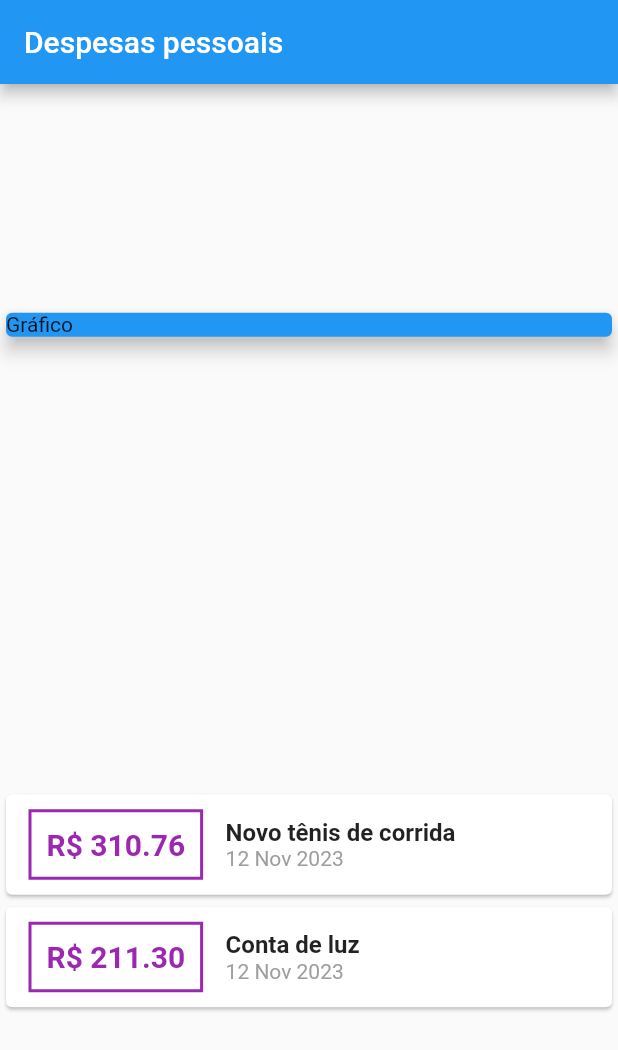
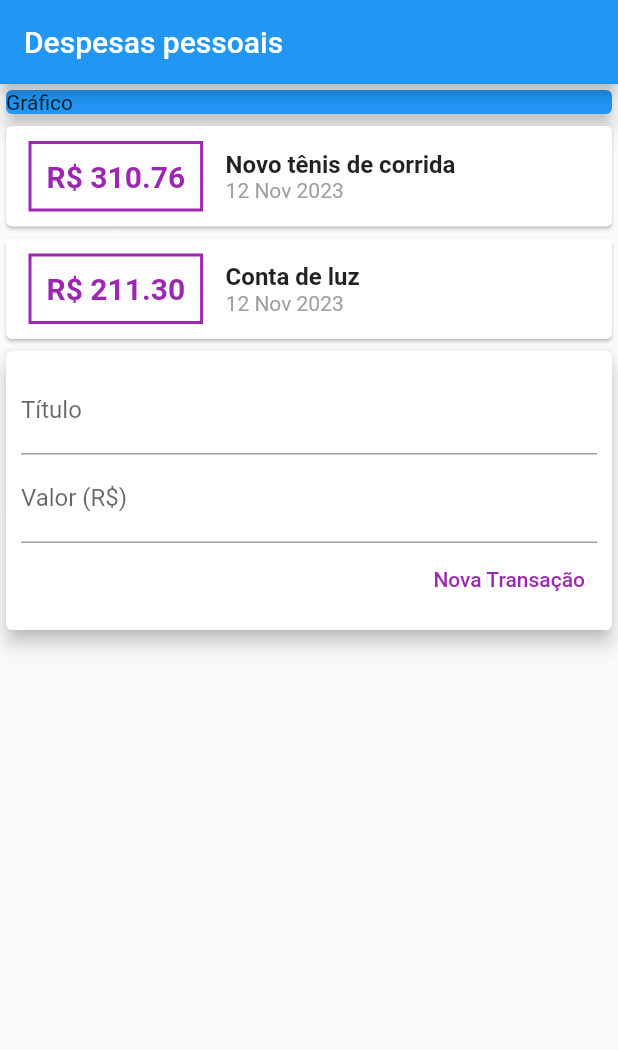
Before and after one commit to pedrocmoreira/app_despesas, a Flutter app: the screen it shows after launch, on a phone screen of 412 x 824 dp. Shown: the top 1050 px of the screen. Run offline on Flutter 3.47's test engine with Material 2 defaults, Android fonts, the phone set to English and light mode, and no system bars.

Commit message:
utilizando textfield

```diff
--- a/lib/main.dart
+++ b/lib/main.dart
@@ -17,6 +17,9 @@ class ExpensesApp extends StatelessWidget {
 
 class MyHomePage extends StatelessWidget {
   MyHomePage({super.key});
+
+  final titleController = TextEditingController();
+  final valueController = TextEditingController();
 
   final _transactions = [
     Transaction(
@@ -38,7 +41,6 @@ class MyHomePage extends StatelessWidget {
     return Scaffold(
       appBar: AppBar(title: const Text('Despesas pessoais')),
       body: Column(
-        mainAxisAlignment: MainAxisAlignment.spaceAround,
         crossAxisAlignment: CrossAxisAlignment.center,
         children: <Widget>[
           const SizedBox(
@@ -92,6 +94,43 @@ class MyHomePage extends StatelessWidget {
               );
             }).toList(), // Adicione o método `toList()` para converter o iterable em uma lista.
           ),
+          Card(
+            elevation: 5,
+            child: Padding(
+              padding: const EdgeInsets.all(10),
+              child: Column(
+                children: [
+                  TextField(
+                    controller: titleController,
+                    decoration: const InputDecoration(
+                      labelText: 'Título',
+                    ),
+                  ),
+                  TextField(
+                    controller: valueController,
+                    decoration: const InputDecoration(
+                      labelText: 'Valor (R\$)',
+                    ),
+                  ),
+                  Row(
+                    mainAxisAlignment: MainAxisAlignment.end,
+                    children: [
+                      TextButton(
+                        onPressed: () {
+                          print(titleController.text);
+                          print(valueController.text);
+                        },
+                        child: const Text(
+                          'Nova Transação',
+                          style: TextStyle(color: Colors.purple),
+                        ),
+                      ),
+                    ],
+                  )
+                ],
+              ),
+            ),
+          )
         ],
       ),
     );
```
